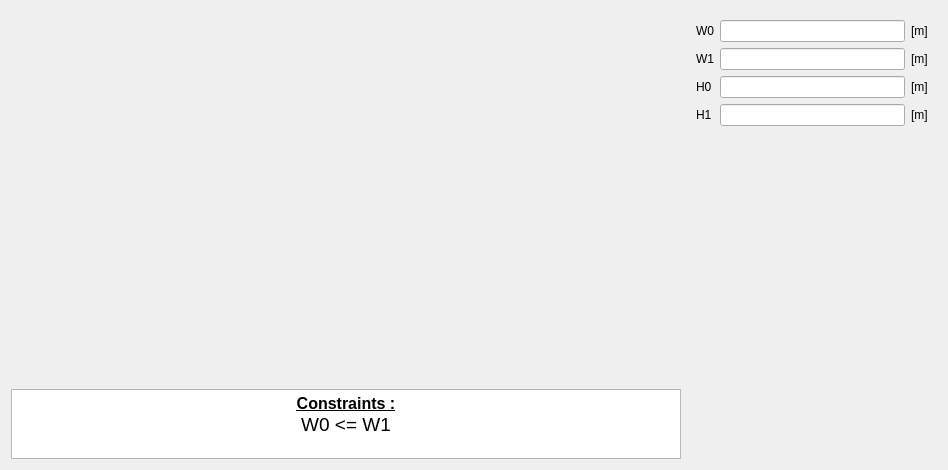
Old version of the form pyleecan/GUI/Dialog/DMachineSetup/SMSlot/PMSlot16/PMSlot16.ui in the repository Eomys/pyleecan.
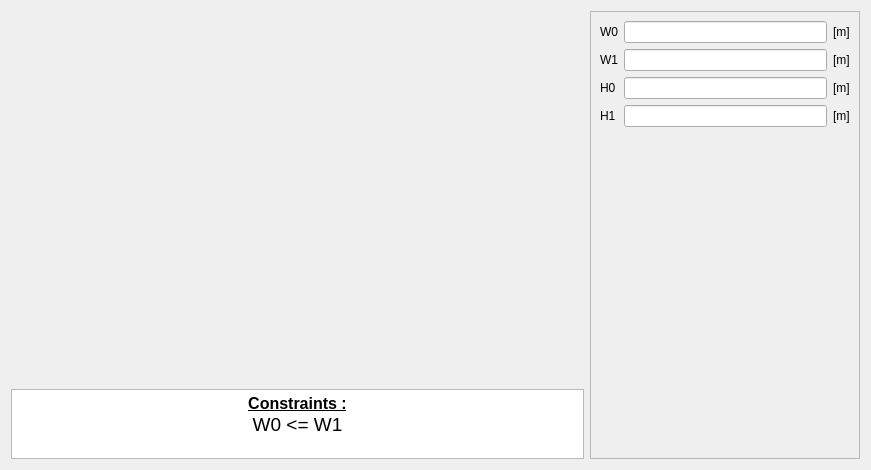
New version of the form. Icons and pictures are not drawn. Custom widgets are drawn as their Qt base class.

Commit message: [CO] Scroll widget for right column

The edit to the form file:
```diff
--- a/pyleecan/GUI/Dialog/DMachineSetup/SMSlot/PMSlot16/PMSlot16.ui
+++ b/pyleecan/GUI/Dialog/DMachineSetup/SMSlot/PMSlot16/PMSlot16.ui
@@ -6,7 +6,7 @@
    <rect>
     <x>0</x>
     <y>0</y>
-    <width>948</width>
+    <width>871</width>
     <height>470</height>
    </rect>
   </property>
@@ -86,18 +86,30 @@
     </layout>
    </item>
    <item>
-    <widget class="QWidget" name="widget" native="true">
+    <widget class="QScrollArea" name="scrollArea">
      <property name="minimumSize">
       <size>
-       <width>250</width>
+       <width>270</width>
        <height>0</height>
       </size>
      </property>
      <property name="maximumSize">
       <size>
-       <width>250</width>
+       <width>270</width>
        <height>16777215</height>
       </size>
+     </property>
+     <property name="widgetResizable">
+      <bool>true</bool>
+     </property>
+     <widget class="QWidget" name="scrollAreaWidgetContents">
+      <property name="geometry">
+       <rect>
+        <x>0</x>
+        <y>0</y>
+        <width>268</width>
+        <height>446</height>
+       </rect>
      </property>
      <layout class="QVBoxLayout" name="verticalLayout">
       <item>
@@ -189,6 +201,7 @@
        <widget class="WWSlotOut" name="w_out" native="true"/>
       </item>
      </layout>
+     </widget>
     </widget>
    </item>
   </layout>
```
Lines whose indentation alone changed are shown as unchanged. The commit also changes 84 other files.
